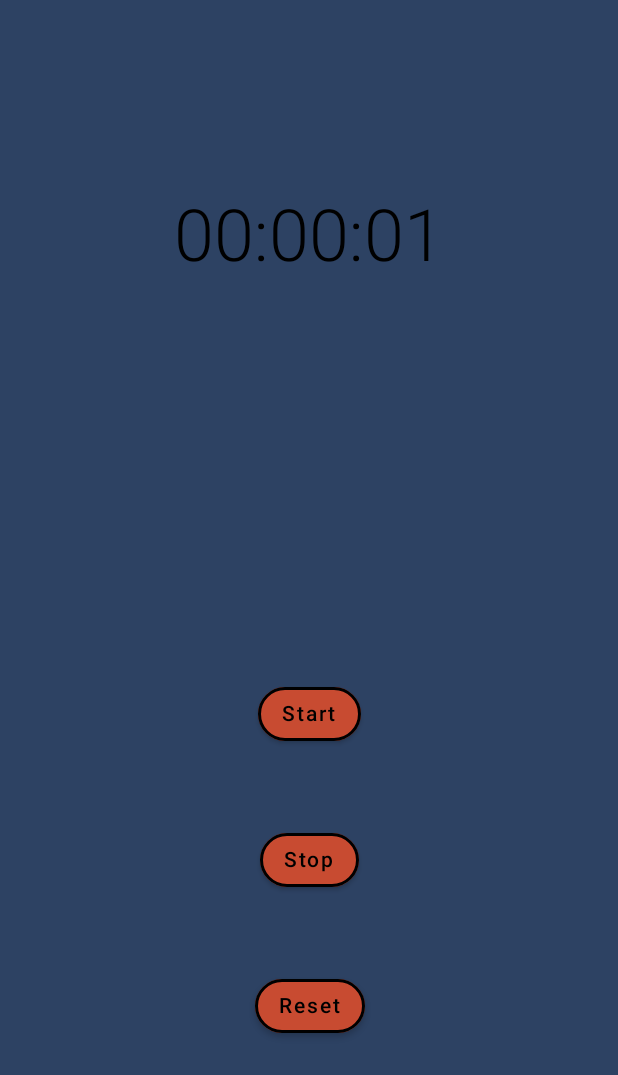
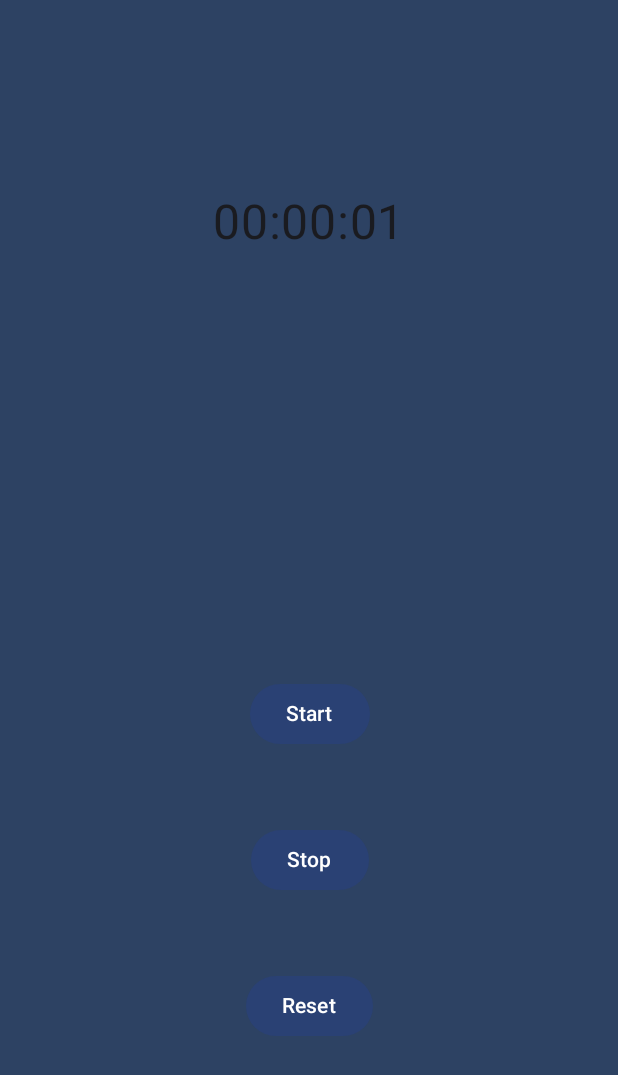
Before and after one commit to uselesscherry/Compose-StopWatch, an Android app built with Jetpack Compose: the screen it shows after launch (MainActivity), after a tap on "Start", on a phone screen of 412 x 824 dp. Shown: the top 1075 px of the screen. Run offline under Robolectric (Android 15) with nearby library versions, the phone set to English and light mode, and no system bars; our stand-ins replace Dagger/Hilt's generated code.

Commit message:
second Commit
-updated kotlin version, compose version
-added material3 dependencies
-added fresh google material design guidelines (only colors, except Background color)

```diff
--- a/app/src/main/java/com/cherry/composestopwatch/MainActivity.kt
+++ b/app/src/main/java/com/cherry/composestopwatch/MainActivity.kt
@@ -4,6 +4,11 @@ import android.os.Bundle
 import androidx.activity.ComponentActivity
 import androidx.activity.compose.setContent
 import androidx.activity.viewModels
+import androidx.compose.foundation.layout.fillMaxSize
+import androidx.compose.material.Surface
+import androidx.compose.material3.MaterialTheme
+import androidx.compose.ui.Modifier
+import com.cherry.composestopwatch.ui.theme.ComposeStopWatchTheme
 import dagger.hilt.android.AndroidEntryPoint
 
 @AndroidEntryPoint
@@ -13,7 +18,11 @@ class MainActivity : ComponentActivity() {
     override fun onCreate(savedInstanceState: Bundle?) {
         super.onCreate(savedInstanceState)
         setContent {
-            StopWatchScreen(viewModel = viewModel)
+            ComposeStopWatchTheme {
+
+                StopWatchScreen(viewModel = viewModel)
+
+            }
         }
     }
 }
--- a/app/src/main/java/com/cherry/composestopwatch/StopWatchScreen.kt
+++ b/app/src/main/java/com/cherry/composestopwatch/StopWatchScreen.kt
@@ -1,14 +1,12 @@
 package com.cherry.composestopwatch
 
 import android.content.res.Configuration
-import androidx.compose.foundation.BorderStroke
 import androidx.compose.foundation.background
 import androidx.compose.foundation.layout.*
 import androidx.compose.foundation.shape.RoundedCornerShape
-import androidx.compose.material.Button
-import androidx.compose.material.ButtonDefaults
-import androidx.compose.material.MaterialTheme
-import androidx.compose.material.Text
+import androidx.compose.material3.Button
+import androidx.compose.material3.MaterialTheme
+import androidx.compose.material3.Text
 import androidx.compose.runtime.Composable
 import androidx.compose.runtime.getValue
 import androidx.compose.runtime.mutableStateOf
@@ -48,8 +46,9 @@ fun StopWatchScreen(
             text = timerText,
             modifier = Modifier
                 .fillMaxHeight(0.25f),
-            fontWeight = MaterialTheme.typography.h1.fontWeight,
-            fontSize = MaterialTheme.typography.h3.fontSize
+            fontWeight = MaterialTheme.typography.headlineLarge.fontWeight,
+            fontSize = MaterialTheme.typography.headlineLarge.fontSize,
+            color = MaterialTheme.colorScheme.onBackground
         )
         BoxWithConstraints(
             Modifier
@@ -63,12 +62,9 @@ fun StopWatchScreen(
                     else Alignment.CenterStart
                 ),
                 onClick = { viewModel.onStart() },
-                shape = RoundedCornerShape(100),
-                colors = ButtonDefaults.buttonColors(
-                    backgroundColor = Color(0xffC84B31)
-                ), border = BorderStroke(2.dp, Color.Black)
+                shape = RoundedCornerShape(100)
             ) {
-                Text(text = "Start", color = Color.Black)
+                Text(text = "Start", color = MaterialTheme.colorScheme.onPrimary)
             }
 
             Button(
@@ -76,12 +72,9 @@ fun StopWatchScreen(
                 onClick = {
                     viewModel.onStop()
                 },
-                shape = RoundedCornerShape(100),
-                colors = ButtonDefaults.buttonColors(
-                    backgroundColor = Color(0xffC84B31)
-                ), border = BorderStroke(2.dp, Color.Black)
+                shape = RoundedCornerShape(100)
             ) {
-                Text(text = "Stop", color = Color.Black)
+                Text(text = "Stop", color = MaterialTheme.colorScheme.onPrimary)
             }
             Button(
                 modifier = Modifier.align(
@@ -91,12 +84,9 @@ fun StopWatchScreen(
                 ),
                 onClick = {
                     viewModel.onReset()
-                }, shape = RoundedCornerShape(100),
-                colors = ButtonDefaults.buttonColors(
-                    backgroundColor = Color(0xffC84B31)
-                ), border = BorderStroke(2.dp, Color.Black)
+                }, shape = RoundedCornerShape(100)
             ) {
-                Text(text = "Reset", color = Color.Black)
+                Text(text = "Reset", color = MaterialTheme.colorScheme.onPrimary)
             }
         }
     }
--- a/app/src/main/java/com/cherry/composestopwatch/StopWatchViewModel.kt
+++ b/app/src/main/java/com/cherry/composestopwatch/StopWatchViewModel.kt
@@ -17,7 +17,7 @@ import javax.inject.Named
 @HiltViewModel
 class StopWatchViewModel @Inject constructor(
     @Named("savedState") private val savedState: SavedStateHandle
-    ) : ViewModel() {
+) : ViewModel() {
 
     private val isRunningKey = "isRunning"
     private val secsKey = "secs"
@@ -42,7 +42,7 @@ class StopWatchViewModel @Inject constructor(
     fun onStart() {
         if (!isRunning) {
             isRunning = true
-            savedState.set(isRunningKey, isRunning)
+            savedState[isRunningKey] = isRunning
             onCounting()
         }
     }
@@ -57,9 +57,9 @@ class StopWatchViewModel @Inject constructor(
                     Log.i("coroutine-alive", this.toString())
 
                     secs.value++
-                    savedState.set(secsKey, secs.value)
+                    savedState[secsKey] = secs.value
                     _currentTime.value = secs.value.toFormattedTime()
-                    savedState.set(currentTimeKey, _currentTime.value)
+                    savedState[currentTimeKey] = _currentTime.value
                     delay(1000)
                 }
             }
@@ -69,19 +69,19 @@ class StopWatchViewModel @Inject constructor(
     fun onStop() {
         timerJob?.cancel()
         isRunning = false
-        savedState.set(isRunningKey, isRunning)
+        savedState[isRunningKey] = isRunning
         timerJob = null
     }
 
     fun onReset() {
         timerJob?.cancel()
         isRunning = false
-        savedState.set(isRunningKey, isRunning)
+        savedState[isRunningKey] = isRunning
         timerJob = null
         secs.value = 0
-        savedState.set(secsKey, secs.value)
+        savedState[secsKey] = secs.value
         _currentTime.value = resetTime
-        savedState.set(currentTimeKey, _currentTime.value)
+        savedState[currentTimeKey] = _currentTime.value
     }
 
     override fun onCleared() {
--- a/app/src/main/java/com/cherry/composestopwatch/ui/theme/Color.kt
+++ b/app/src/main/java/com/cherry/composestopwatch/ui/theme/Color.kt
@@ -2,7 +2,13 @@ package com.cherry.composestopwatch.ui.theme
 
 import androidx.compose.ui.graphics.Color
 
-val Purple200 = Color(0xFFBB86FC)
-val Purple500 = Color(0xFF6200EE)
-val Purple700 = Color(0xFF3700B3)
-val Teal200 = Color(0xFF03DAC5)
+val Bordo40 = Color(0xffAD2C62)
+val Bordo100 = Color(0xffF7EAEF)
+val Bordo90 = Color(0xffE6C0D0)
+val Bordo10 = Color(0xff340D1D)
+
+
+val LightBlue40 = Color(0xffC7E8F3)
+val LightBlue100 = Color(0xffEEF8FB)
+val LightBlue90 = Color(0xffE3F4F9)
+val LightBlue10 = Color(0xff282E31)
--- a/app/src/main/java/com/cherry/composestopwatch/ui/theme/Shape.kt
+++ b/app/src/main/java/com/cherry/composestopwatch/ui/theme/Shape.kt
@@ -1,10 +1,10 @@
 package com.cherry.composestopwatch.ui.theme
 
 import androidx.compose.foundation.shape.RoundedCornerShape
-import androidx.compose.material.Shapes
 import androidx.compose.ui.unit.dp
 
-val Shapes = Shapes(
+
+val Shapes = androidx.compose.material3.Shapes(
     small = RoundedCornerShape(4.dp),
     medium = RoundedCornerShape(4.dp),
     large = RoundedCornerShape(0.dp)
--- a/app/src/main/java/com/cherry/composestopwatch/ui/theme/Theme.kt
+++ b/app/src/main/java/com/cherry/composestopwatch/ui/theme/Theme.kt
@@ -1,30 +1,24 @@
 package com.cherry.composestopwatch.ui.theme
 
+import android.os.Build
 import androidx.compose.foundation.isSystemInDarkTheme
-import androidx.compose.material.MaterialTheme
-import androidx.compose.material.darkColors
-import androidx.compose.material.lightColors
+import androidx.compose.material3.*
 import androidx.compose.runtime.Composable
+import androidx.compose.ui.platform.LocalContext
 
-private val DarkColorPalette = darkColors(
-    primary = Purple200,
-    primaryVariant = Purple700,
-    secondary = Teal200
+
+private val DarkColorPalette = darkColorScheme(
+    primary = Bordo40,
+    onPrimary = Bordo100,
+    primaryContainer = Bordo90,
+    onPrimaryContainer = Bordo10
 )
 
-private val LightColorPalette = lightColors(
-    primary = Purple500,
-    primaryVariant = Purple700,
-    secondary = Teal200
-
-    /* Other default colors to override
-    background = Color.White,
-    surface = Color.White,
-    onPrimary = Color.White,
-    onSecondary = Color.Black,
-    onBackground = Color.Black,
-    onSurface = Color.Black,
-    */
+private val LightColorPalette = lightColorScheme(
+    primary = LightBlue40,
+    onPrimary = LightBlue100,
+    primaryContainer = LightBlue90,
+    onPrimaryContainer = LightBlue10
 )
 
 @Composable
@@ -32,16 +26,16 @@ fun ComposeStopWatchTheme(
     darkTheme: Boolean = isSystemInDarkTheme(),
     content: @Composable () -> Unit
 ) {
-    val colors = if (darkTheme) {
-        DarkColorPalette
-    } else {
-        LightColorPalette
+    val useDynamicColors = Build.VERSION.SDK_INT >= Build.VERSION_CODES.S
+    val colors = when {
+        useDynamicColors && darkTheme -> dynamicDarkColorScheme(LocalContext.current)
+        useDynamicColors && !darkTheme -> dynamicLightColorScheme(LocalContext.current)
+        darkTheme -> DarkColorPalette
+        else -> LightColorPalette
     }
 
     MaterialTheme(
-        colors = colors,
-        typography = Typography,
-        shapes = Shapes,
+        colorScheme = colors,
         content = content
     )
 }
--- a/app/src/main/java/com/cherry/composestopwatch/ui/theme/Type.kt
+++ b/app/src/main/java/com/cherry/composestopwatch/ui/theme/Type.kt
@@ -1,6 +1,6 @@
 package com.cherry.composestopwatch.ui.theme
 
-import androidx.compose.material.Typography
+import androidx.compose.material3.Typography
 import androidx.compose.ui.text.TextStyle
 import androidx.compose.ui.text.font.FontFamily
 import androidx.compose.ui.text.font.FontWeight
@@ -8,7 +8,7 @@ import androidx.compose.ui.unit.sp
 
 // Set of Material typography styles to start with
 val Typography = Typography(
-    body1 = TextStyle(
+    bodyMedium = TextStyle(
         fontFamily = FontFamily.Default,
         fontWeight = FontWeight.Normal,
         fontSize = 16.sp
```
Also changed, not shown: app/build.gradle (+6 -3 lines), build.gradle (+5 -5 lines).
